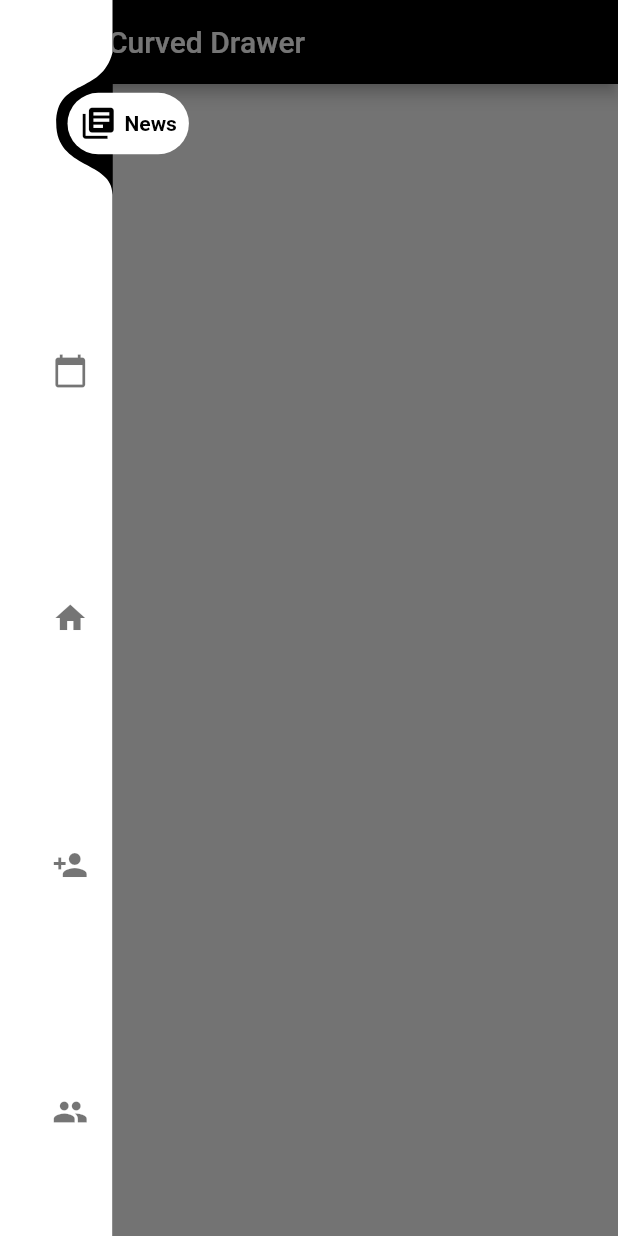
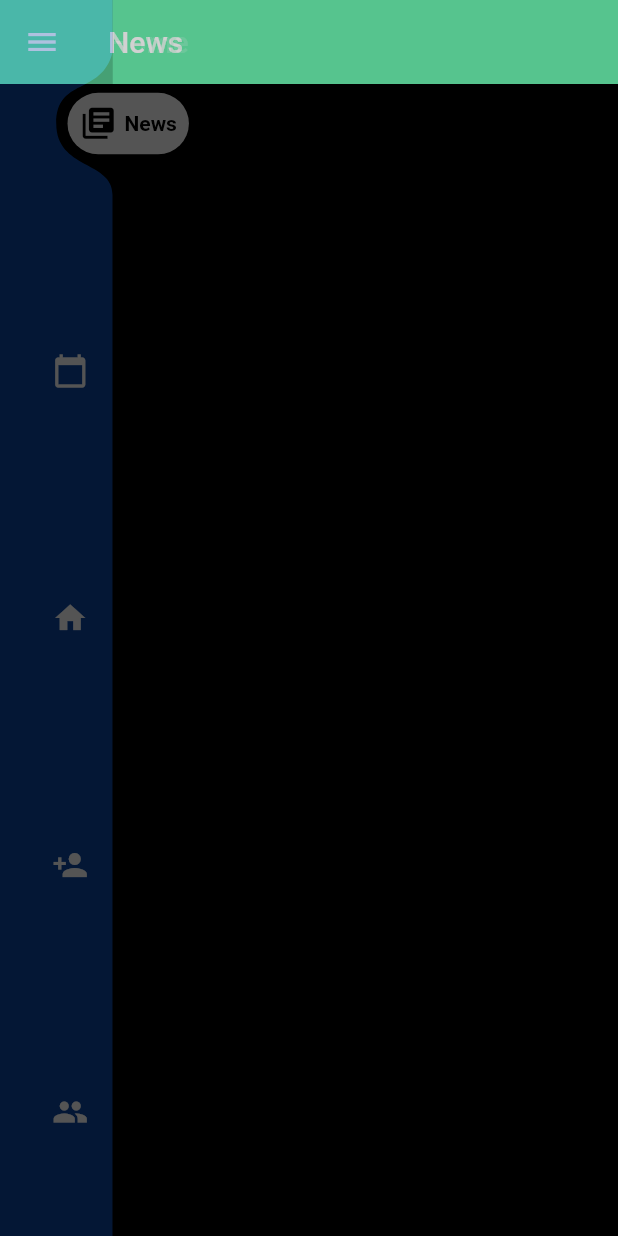
Before and after one commit to Riya28042000/Curved_Drawer, a Flutter app: the screen it shows after launch, after a tap on the "menu" icon, after a tap on the "library books" icon, on a phone screen of 412 x 824 dp. Run offline on Flutter 3.47's test engine with Material 2 defaults, Android fonts, the phone set to English and light mode, and no system bars.

Commit message:
Curved Drawer

```diff
--- /dev/null
+++ b/lib/about/about.dart
@@ -0,0 +1,16 @@
+import 'package:flutter/material.dart';
+
+
+class AboutUs extends StatelessWidget{
+  @override
+  Widget build(BuildContext context) {
+    // TODO: implement build
+    return Container(
+      child: Scaffold(
+         backgroundColor: Colors.black,
+
+    )
+    );
+  }
+
+}
--- a/lib/home/curved.dart
+++ b/lib/home/curved.dart
@@ -1,18 +1,54 @@
+import 'package:drawer/about/about.dart';
+import 'package:drawer/home/drawer.dart';
+import 'package:drawer/home/home.dart';
+import 'package:drawer/news/news.dart';
+import 'package:drawer/register/register.dart';
+import 'package:drawer/schedule/schedule.dart';
 import 'package:flutter/material.dart';
-import 'package:drawer/home/drawer.dart';
 
+
+  // class Choice {
+
+
+  // }
+
+  // const List<Choice> choices = const <Choice>[
+  //   const Choice(title: 'News'),
+  //   const Choice(title: 'Schedule'),
+  //   const Choice(title: 'Home'),
+  //   const Choice(title: 'Register'),
+  //   const Choice(title: 'About Us'),
+
+  // ];
 
 
 class DrawerExample extends StatefulWidget{
+
+final int index;
+final String title;
+DrawerExample(
+  this.index,
+   this.title,
+
+);
+
+
   @override
   State<StatefulWidget> createState() {
     // TODO: implement createState
-    return DrawerExampleState();
+    return DrawerExampleState(index, title);
     throw UnimplementedError();
   }
 }
 
 class DrawerExampleState extends State<DrawerExample>{
+
+    //             Choice _choice;
+    // initState(){
+    //   super.initState();
+    //   _choice = choices[0];
+    // }
+
 
     List<DrawerItem> listpages = [
 
@@ -39,12 +75,27 @@ class DrawerExampleState extends State<DrawerExample>{
 
 
   ];
+
+  int selectedIndex=2 ;
+  List<Widget> abc = [
+    News(),
+    Schedule(),
+    Home(),
+    Register(),
+    AboutUs()
+  ];
+
+
+
+String title;
+  DrawerExampleState(this.selectedIndex, this.title);
+
   @override
   Widget build(BuildContext context) {
     // TODO: implement build
     return Scaffold(appBar: AppBar(
-                  title: Text("Curved Drawer"),
-                  backgroundColor: Colors.black,
+                  title: Text(title),
+                  backgroundColor: Colors.greenAccent,
                   leading: Builder(
         builder: (context) => IconButton(
             icon: new Icon(Icons.menu),
@@ -52,7 +103,7 @@ class DrawerExampleState extends State<DrawerExample>{
           ),
         ),
                 ),
-                drawer: Stack(children:[ CurvedDrawer(items: listpages)]),
-                body: Container(child: Center(child: Text(""),),),);
+                drawer: Stack(children:[ CurvedDrawer(items: listpages,index:selectedIndex)]),
+                body:abc[selectedIndex]);
   }
 }
--- a/lib/home/drawer.dart
+++ b/lib/home/drawer.dart
@@ -1,7 +1,8 @@
-import 'package:flutter/material.dart';
-
+import 'package:drawer/home/curved.dart';
+import 'package:drawer/home/fade.dart';
 import 'package:drawer/src/drawer_custom_painter.dart';
 import 'package:drawer/src/drawer_nav_item.dart';
+import 'package:flutter/material.dart';
 
 
 
@@ -11,6 +12,7 @@ class CurvedDrawer extends StatefulWidget {
   final List<DrawerItem> items;
   //currently selected index
   final int index;
+
   //color of the drawer
   final Color color;
   //color of the pill or cirlce that is shown when selected
@@ -35,8 +37,9 @@ class CurvedDrawer extends StatefulWidget {
       {Key key,
      @required
 this.items,
+
       //default select first item
-      this.index = 0,
+      this.index=2,
       this.color = Colors.white,
       this.buttonBackgroundColor = Colors.white,
       this.labelColor = Colors.black54,
@@ -87,7 +90,7 @@ class _CurvedDrawerState extends State<CurvedDrawer>
   ];
 
   double _startingPos;
-  int _endingIndex = 0;
+  int _endingIndex;
   double _pos;
   double _buttonHide = 0;
   DrawerNavItem _icon;
@@ -97,6 +100,14 @@ class _CurvedDrawerState extends State<CurvedDrawer>
   //List<DrawerNavItem> _items;
   List<DrawerNavItem> _items = [];
 
+//  int selectedIndex = 2;
+  // List<Widget> abc = [
+  //   News(),
+  //   Schedule(),
+  //   Home(),
+  //   Register(),
+  //   AboutUs()
+  // ];
 
   @override
   void initState() {
@@ -110,6 +121,7 @@ class _CurvedDrawerState extends State<CurvedDrawer>
     //     size: widget.width / 3,
     //   );
     // }).toList();
+    _endingIndex=widget.index;
     widget.items.forEach((item) {
       _items.add(DrawerNavItem(
         icon: item.icon,
@@ -128,6 +140,7 @@ class _CurvedDrawerState extends State<CurvedDrawer>
     _animationController.addListener(() {
       setState(() {
         _pos = _animationController.value;
+
         final endingPos = _endingIndex / widget.items.length;
         final middle = (_startingPos + endingPos) / 2;
         if ((endingPos - _pos).abs() < (_startingPos - _pos).abs()) {
@@ -136,7 +149,10 @@ class _CurvedDrawerState extends State<CurvedDrawer>
         _buttonHide =
             (1 - ((middle - _pos) / (_startingPos - middle)).abs()).abs();
       });
-    });
+
+    }
+    );
+
   }
 
   @override
@@ -208,7 +224,7 @@ class _CurvedDrawerState extends State<CurvedDrawer>
                           painter: DrawerCustomPainter(
                               _pos,
                               _length,
-                              widget.color,
+                             Colors.blue[900],
                               Directionality.of(context),
                               widget.width,
                               widget.isEndDrawer),
@@ -224,12 +240,12 @@ class _CurvedDrawerState extends State<CurvedDrawer>
                         child: Column(
                             children: _items.map((item) {
                           return NavButton(
-                            onTap: _buttonTap,
+                            onTap: setPage,
                             position: _pos,
                             length: _length,
                             isEndDrawer: widget.isEndDrawer,
                             width: widget.width,
-                            color: widget.labelColor,
+                            color: Colors.white,
                             index: _items.indexOf(item),
                             icon: item.icon,
                           );
@@ -243,10 +259,16 @@ class _CurvedDrawerState extends State<CurvedDrawer>
   }
 
   void setPage(int index) {
+
+
     _buttonTap(index);
+
   }
 
   void _buttonTap(int index) {
+
+     String title=listpages[index].label;
+
     if (widget.onTap != null) {
       widget.onTap(index);
 
@@ -257,7 +279,14 @@ class _CurvedDrawerState extends State<CurvedDrawer>
       _endingIndex = index;
       _animationController.animateTo(newPosition,
           duration: widget.animationDuration, curve: widget.animationCurve);
+          //selectedIndex = index;
+    }
+           );
+        Future.delayed(const Duration(milliseconds: 600), () {
+      Navigator.pushReplacement(context,
+         FadeRoute(page: DrawerExample(index,title)));
     });
+
   }
 }
 
--- /dev/null
+++ b/lib/home/fade.dart
@@ -0,0 +1,24 @@
+import 'package:flutter/material.dart';
+class FadeRoute extends PageRouteBuilder {
+  Duration get transitionDuration => const Duration(milliseconds: 900);
+  final Widget page;
+  FadeRoute({this.page})
+      : super(
+          pageBuilder: (
+            BuildContext context,
+            Animation<double> animation,
+            Animation<double> secondaryAnimation,
+          ) =>
+              page,
+          transitionsBuilder: (
+            BuildContext context,
+            Animation<double> animation,
+            Animation<double> secondaryAnimation,
+            Widget child,
+          ) =>
+              FadeTransition(
+                opacity: animation,
+                child: child,
+              ),
+        );
+}
--- /dev/null
+++ b/lib/home/home.dart
@@ -0,0 +1,20 @@
+import 'package:flutter/material.dart';
+
+
+class Home extends StatelessWidget{
+  @override
+  Widget build(BuildContext context) {
+    // TODO: implement build
+    return Container(
+      child: Scaffold(
+         backgroundColor: Colors.black,
+         body: Container(
+
+        child: null /* add child content here */,
+      ),
+
+    )
+    );
+  }
+
+}
--- a/lib/main.dart
+++ b/lib/main.dart
@@ -3,14 +3,15 @@ import 'package:drawer/home/curved.dart';
 
 
 void main() {
-//   List<DrawerItem>items=[DrawerItem(icon: Icon(Icons.home),label: "Riya Garg"),
-//  DrawerItem(icon: Icon(Icons.hot_tub),label: "Shashank"),
-//  DrawerItem(icon: Icon(Icons.hotel),label: "Anshul Sahai"),
-//  DrawerItem(icon: Icon(Icons.http),label: "Appu Garg"),
-//  DrawerItem(icon: Icon(Icons.image),label: "Nautanki sala")];
-  runApp(MaterialApp(
-    debugShowCheckedModeBanner: false,
-    home:DrawerExample()));
+
+
+   runApp(MaterialApp(home:DrawerExample(2,'Home'),
+  debugShowCheckedModeBanner: false,
+
+
+    )
+   );
+
 }
 
 // List<DrawerItem> listpages = [
--- /dev/null
+++ b/lib/news/news.dart
@@ -0,0 +1,16 @@
+import 'package:flutter/material.dart';
+
+
+class News extends StatelessWidget{
+  @override
+  Widget build(BuildContext context) {
+    // TODO: implement build
+    return Container(
+      child: Scaffold(
+         backgroundColor: Colors.black,
+
+    )
+    );
+  }
+
+}
--- /dev/null
+++ b/lib/register/register.dart
@@ -0,0 +1,16 @@
+import 'package:flutter/material.dart';
+
+
+class Register extends StatelessWidget{
+  @override
+  Widget build(BuildContext context) {
+    // TODO: implement build
+    return Container(
+      child: Scaffold(
+         backgroundColor: Colors.black,
+
+    )
+    );
+  }
+
+}
--- /dev/null
+++ b/lib/schedule/schedule.dart
@@ -0,0 +1,16 @@
+import 'package:flutter/material.dart';
+
+
+class Schedule extends StatelessWidget{
+  @override
+  Widget build(BuildContext context) {
+    // TODO: implement build
+    return Container(
+      child: Scaffold(
+         backgroundColor: Colors.black,
+
+    )
+    );
+  }
+
+}
```
